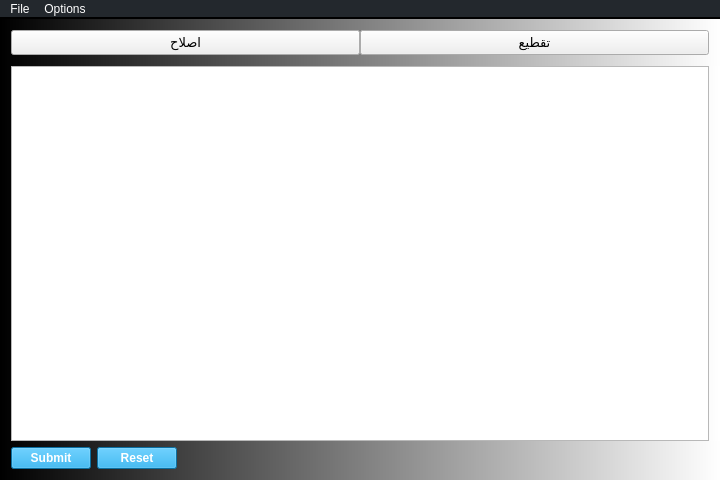
This is mainwindow.ui in Chashm-e-Afreen/The-Digital-Prosodist as Qt 5 draws it before an edit. The edited form follows.
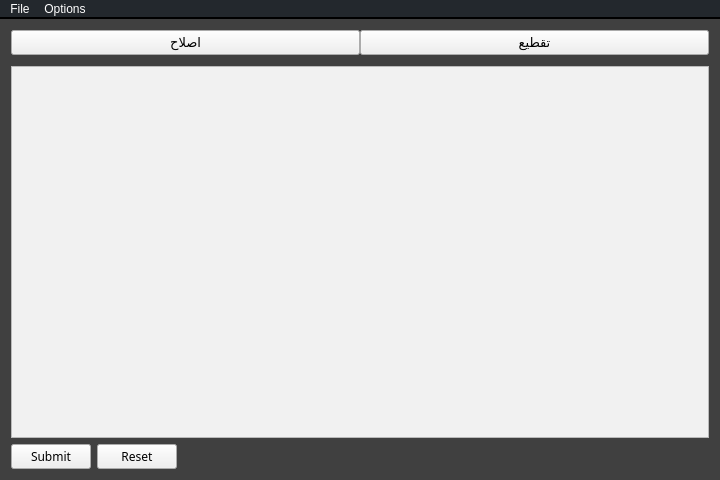
This is the edited form.

```diff
--- a/mainwindow.ui
+++ b/mainwindow.ui
@@ -38,7 +38,7 @@
   </property>
   <property name="styleSheet">
    <string notr="true">QMainWindow {
-	background-color: qlineargradient(spread:pad, x1:0, y1:0, x2:1, y2:0, stop:0 rgba(0, 0, 0, 255), stop:1 rgba(255, 255, 255, 255));
+	background-color: #404040;
 }</string>
   </property>
   <widget class="QWidget" name="centralWidget">
@@ -64,6 +64,7 @@
        <widget class="QPushButton" name="islahButton">
         <property name="font">
          <font>
+          <family>Mehr Nastaliq Web</family>
           <pointsize>10</pointsize>
          </font>
         </property>
@@ -79,6 +80,7 @@
        <widget class="QPushButton" name="taqtiButton">
         <property name="font">
          <font>
+          <family>Mehr Nastaliq Web</family>
           <pointsize>10</pointsize>
          </font>
         </property>
@@ -96,7 +98,8 @@
      <widget class="QTextEdit" name="textEdit">
       <property name="font">
        <font>
-        <pointsize>11</pointsize>
+        <family>Mehr Nastaliq Web</family>
+        <pointsize>13</pointsize>
        </font>
       </property>
       <property name="mouseTracking">
@@ -109,7 +112,7 @@
        <bool>true</bool>
       </property>
       <property name="styleSheet">
-       <string notr="true"/>
+       <string notr="true">background-color: rgb(241, 241, 241);</string>
       </property>
       <property name="locale">
        <locale language="Urdu" country="Pakistan"/>
@@ -121,8 +124,8 @@
        <string>&lt;!DOCTYPE HTML PUBLIC &quot;-//W3C//DTD HTML 4.0//EN&quot; &quot;http://www.w3.org/TR/REC-html40/strict.dtd&quot;&gt;
 &lt;html&gt;&lt;head&gt;&lt;meta name=&quot;qrichtext&quot; content=&quot;1&quot; /&gt;&lt;style type=&quot;text/css&quot;&gt;
 p, li { white-space: pre-wrap; }
-&lt;/style&gt;&lt;/head&gt;&lt;body style=&quot; font-family:'MS Shell Dlg 2'; font-size:11pt; font-weight:400; font-style:normal;&quot;&gt;
-&lt;p align=&quot;right&quot; style=&quot;-qt-paragraph-type:empty; margin-top:0px; margin-bottom:0px; margin-left:0px; margin-right:0px; -qt-block-indent:0; text-indent:0px;&quot;&gt;&lt;br /&gt;&lt;/p&gt;&lt;/body&gt;&lt;/html&gt;</string>
+&lt;/style&gt;&lt;/head&gt;&lt;body style=&quot; font-family:'Mehr Nastaliq Web'; font-size:13pt; font-weight:400; font-style:normal;&quot;&gt;
+&lt;p align=&quot;right&quot; style=&quot;-qt-paragraph-type:empty; margin-top:0px; margin-bottom:0px; margin-left:0px; margin-right:0px; -qt-block-indent:0; text-indent:0px; font-family:'MS Shell Dlg 2'; font-size:11pt;&quot;&gt;&lt;br /&gt;&lt;/p&gt;&lt;/body&gt;&lt;/html&gt;</string>
       </property>
       <property name="acceptRichText">
        <bool>false</bool>
@@ -136,15 +139,21 @@
         <property name="enabled">
          <bool>true</bool>
         </property>
+        <property name="font">
+         <font>
+          <family>Alegreya</family>
+          <weight>50</weight>
+          <bold>false</bold>
+         </font>
+        </property>
         <property name="toolTip">
          <string>&lt;html&gt;&lt;head/&gt;&lt;body&gt;&lt;p&gt;Ctrl + Enter&lt;/p&gt;&lt;/body&gt;&lt;/html&gt;</string>
         </property>
+        <property name="autoFillBackground">
+         <bool>false</bool>
+        </property>
         <property name="styleSheet">
-         <string>QPushButton {
-	background-color: rgb(15, 156, 224);
-	color: white;
-	font-weight: bold;
-}</string>
+         <string notr="true"/>
         </property>
         <property name="text">
          <string>Submit</string>
@@ -159,12 +168,15 @@
           <height>0</height>
          </size>
         </property>
+        <property name="font">
+         <font>
+          <family>Alegreya</family>
+          <weight>50</weight>
+          <bold>false</bold>
+         </font>
+        </property>
         <property name="styleSheet">
-         <string notr="true">QPushButton {
-	background-color: rgb(15, 156, 224);
-	color: white;
-	font-weight: bold;
-}</string>
+         <string notr="true"/>
         </property>
         <property name="text">
          <string>Reset</string>
```
Left out of the diff: 2 changed lines with no effect on the pictures.
